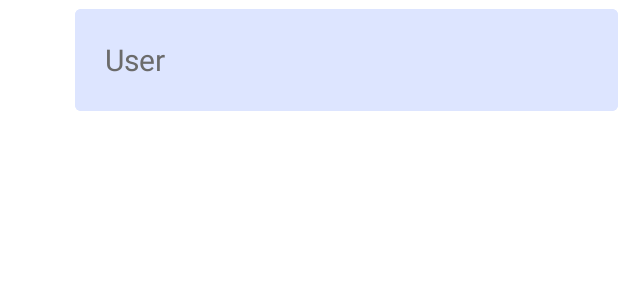
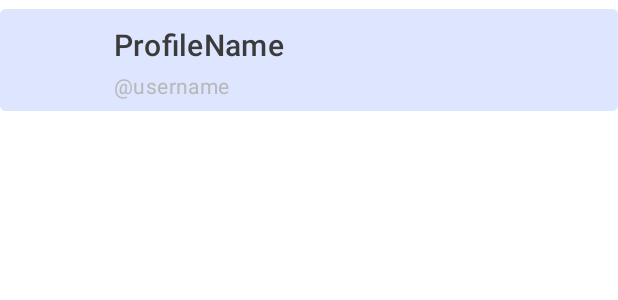
Before and after one commit to sogood99/anyAPP, an Android app: the layout item_user.xml on its own in the app's theme, with its tools: preview values and no code run, on a phone screen of 412 x 824 dp. Shown: the top 300 px of the screen. Run offline under Robolectric (Android 15) with nearby library versions, the phone set to English and light mode, and no system bars.

Commit message:
Changed item_user Style

```diff
--- a/app/src/main/java/com/example/anyapp/feed/TweetDetail.kt
+++ b/app/src/main/java/com/example/anyapp/feed/TweetDetail.kt
@@ -145,7 +145,7 @@ class TweetDetail : AppCompatActivity() {
                             val itemUserBinding = ItemUserBinding.inflate(layoutInflater)
                             Picasso.get().load(BASE_URL + "/image/userIcon/default.jpg")
                                 .fit()
-                                .into(itemUserBinding.userMenuIcon)
+                                .into(itemUserBinding.userIcon)
                             navigationViewLikedUsers.addHeaderView(itemUserBinding.root)
                         }
 
--- a/app/src/main/res/layout/item_user.xml
+++ b/app/src/main/res/layout/item_user.xml
@@ -1,17 +1,10 @@
 <?xml version="1.0" encoding="utf-8"?>
-<LinearLayout xmlns:android="http://schemas.android.com/apk/res/android"
+<androidx.constraintlayout.widget.ConstraintLayout xmlns:android="http://schemas.android.com/apk/res/android"
     xmlns:app="http://schemas.android.com/apk/res-auto"
     android:layout_width="match_parent"
     android:layout_height="wrap_content"
     android:gravity="center"
-    android:orientation="horizontal"
-    android:paddingLeft="20dp">
-
-    <com.google.android.material.imageview.ShapeableImageView
-        android:id="@+id/userMenuIcon"
-        android:layout_width="30dp"
-        android:layout_height="30dp"
-        app:shapeAppearanceOverlay="@style/ShapeAppearanceOverlay.App.CornerSize50Percent" />
+    android:orientation="horizontal">
 
     <com.google.android.material.button.MaterialButton
         android:id="@+id/userMenuButton"
@@ -19,11 +12,45 @@
         android:layout_width="match_parent"
         android:layout_height="80dp"
         android:backgroundTint="@color/slight_light_blue"
-        android:gravity="center|left"
-        android:paddingLeft="20dp"
-        android:text="User"
-        android:textAppearance="@style/TextAppearance.Material3.TitleLarge"
-        android:textColor="@color/icon_color"
-        android:textSize="20sp" />
+        app:layout_constraintTop_toTopOf="parent" />
 
-</LinearLayout>
+    <LinearLayout
+        android:layout_width="match_parent"
+        android:layout_height="wrap_content"
+        android:layout_marginLeft="20dp"
+        android:gravity="center_vertical"
+        android:orientation="horizontal"
+        app:layout_constraintTop_toTopOf="parent">
+
+        <com.google.android.material.imageview.ShapeableImageView
+            android:id="@+id/userIcon"
+            android:layout_width="40dp"
+            android:layout_height="40dp"
+            app:shapeAppearanceOverlay="@style/ShapeAppearanceOverlay.App.CornerSize50Percent" />
+
+        <LinearLayout
+            android:layout_width="wrap_content"
+            android:layout_height="wrap_content"
+            android:orientation="vertical"
+            android:padding="16dp">
+
+            <TextView
+                android:id="@+id/profileName"
+                android:layout_width="wrap_content"
+                android:layout_height="wrap_content"
+                android:text="ProfileName"
+                android:textAppearance="?attr/textAppearanceHeadline6" />
+
+            <TextView
+                android:id="@+id/username"
+                android:layout_width="wrap_content"
+                android:layout_height="wrap_content"
+                android:layout_marginTop="4dp"
+                android:text="\@username"
+                android:textAppearance="?attr/textAppearanceBody2"
+                android:textColor="?android:attr/textColorSecondary" />
+
+        </LinearLayout>
+    </LinearLayout>
+
+</androidx.constraintlayout.widget.ConstraintLayout>
```
